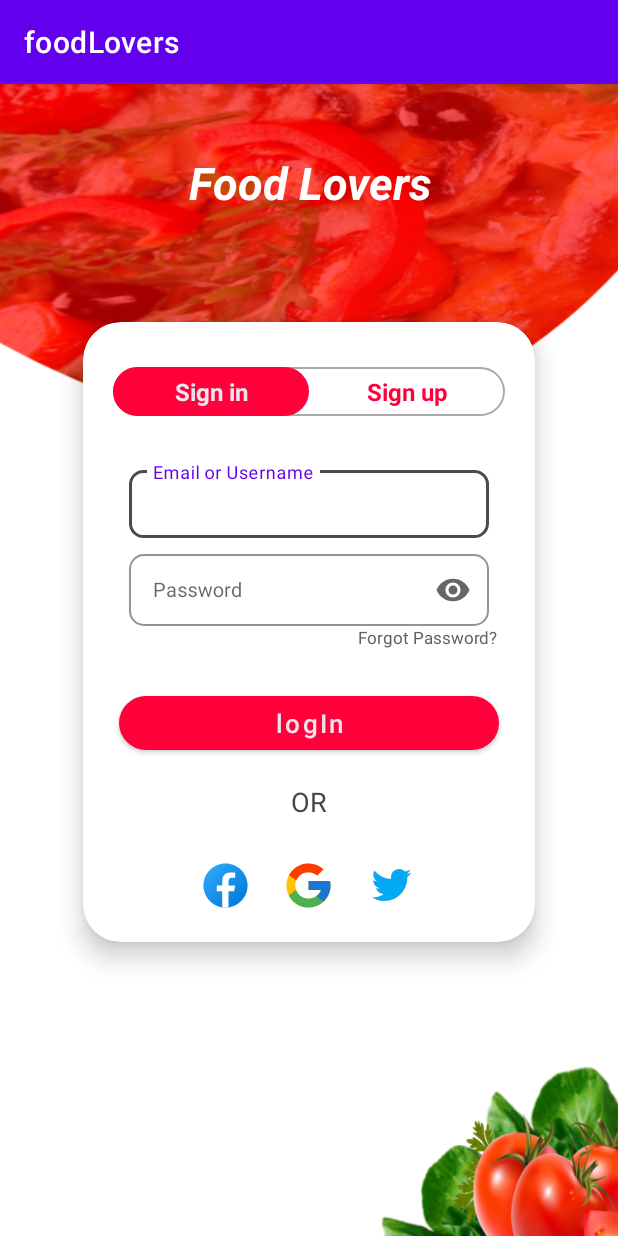
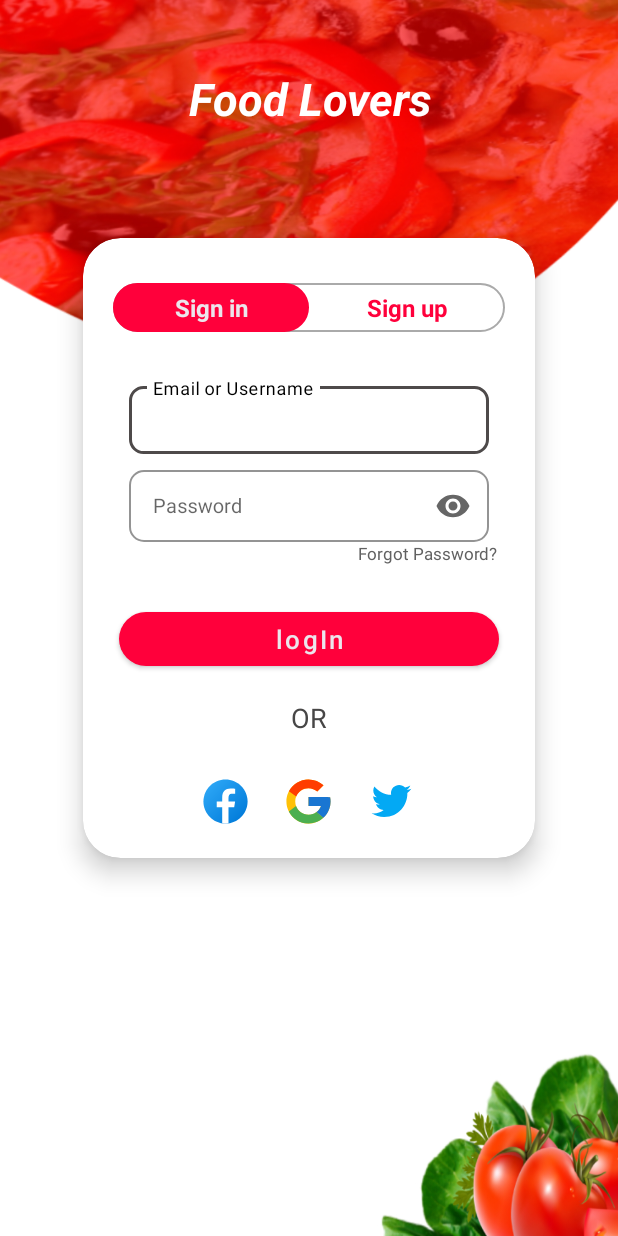
Before and after one commit to gugapadilha/food-lovers-app, an Android app: the screen it shows after launch (MainActivity), on a phone screen of 412 x 824 dp. Run offline under Robolectric (Android 15) with nearby library versions, the phone set to English and light mode, and no system bars.

Commit message:
attThemes

```diff
--- a/app/src/main/res/values-night/themes.xml
+++ b/app/src/main/res/values-night/themes.xml
@@ -1,9 +1,9 @@
 <resources xmlns:tools="http://schemas.android.com/tools">
     <!-- Base application theme. -->
-    <style name="Theme.FoodLovers" parent="Theme.MaterialComponents.DayNight.DarkActionBar">
+    <style name="Theme.FoodLovers" parent="Theme.MaterialComponents.DayNight.NoActionBar">
         <!-- Primary brand color. -->
-        <item name="colorPrimary">@color/purple_200</item>
-        <item name="colorPrimaryVariant">@color/purple_700</item>
+        <item name="colorPrimary">@color/black</item>
+        <item name="colorPrimaryVariant">@color/black</item>
         <item name="colorOnPrimary">@color/black</item>
         <!-- Secondary brand color. -->
         <item name="colorSecondary">@color/teal_200</item>
--- a/app/src/main/res/values/themes.xml
+++ b/app/src/main/res/values/themes.xml
@@ -1,9 +1,9 @@
 <resources xmlns:tools="http://schemas.android.com/tools">
     <!-- Base application theme. -->
-    <style name="Theme.FoodLovers" parent="Theme.MaterialComponents.DayNight.DarkActionBar">
+    <style name="Theme.FoodLovers" parent="Theme.MaterialComponents.DayNight.NoActionBar">
         <!-- Primary brand color. -->
-        <item name="colorPrimary">@color/purple_500</item>
-        <item name="colorPrimaryVariant">@color/purple_700</item>
+        <item name="colorPrimary">@color/black</item>
+        <item name="colorPrimaryVariant">@color/black</item>
         <item name="colorOnPrimary">@color/white</item>
         <!-- Secondary brand color. -->
         <item name="colorSecondary">@color/teal_200</item>
```
